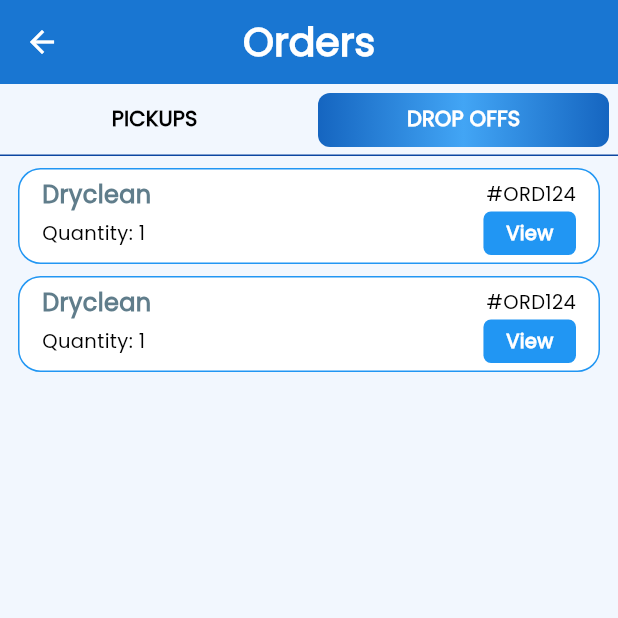
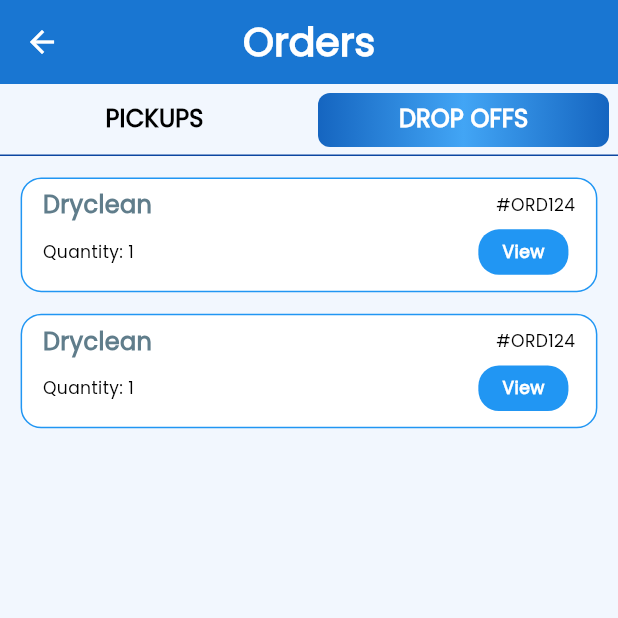
Before and after one commit to anushkagupta65/Mr-Blue, a Flutter app: the MyOrders screen opened directly, tab 2 chosen, on a phone screen of 412 x 824 dp, the top half of it. Run offline on Flutter 3.47's test engine with Material 3 defaults, Android fonts, the phone set to English and light mode, and no system bars; our stand-ins replace flutter_screenutil, fluttertoast, permission_handler, pin_code_fields, share_plus, shared_preferences; missing offline and left inert: flutter_phone_direct_caller; accounts and stored records are empty; network calls fail.

Commit message:
Made application responsive

```diff
--- a/lib/src/presentation/drawer/screens/my_orders.dart
+++ b/lib/src/presentation/drawer/screens/my_orders.dart
@@ -1,5 +1,5 @@
 import 'package:flutter/material.dart';
-import 'package:google_fonts/google_fonts.dart';
+import 'package:flutter_screenutil/flutter_screenutil.dart';
 import 'package:mr_blue/src/core/utils.dart';
 import 'package:mr_blue/src/presentation/drawer/widgets/custom_widgets.dart';
 
@@ -42,7 +42,7 @@ class _MyOrdersState extends State<MyOrders>
                 labelColor: Colors.white,
                 labelStyle: TextStyle(
                   fontWeight: FontWeight.w600,
-                  fontSize: 14,
+                  fontSize: 14.sp,
                 ),
                 unselectedLabelColor: Colors.black,
                 indicatorPadding: EdgeInsets.all(6),
@@ -135,40 +135,38 @@ class _MyOrdersState extends State<MyOrders>
                         Divider(color: Colors.blue[900], thickness: 1),
                         Expanded(
                           child: ListView.builder(
-                            itemCount: 3, // Sample data
+                            itemCount: 3,
                             itemBuilder: (BuildContext context, index) {
                               return Padding(
-                                padding: const EdgeInsets.only(
-                                  left: 12,
-                                  right: 12,
-                                  top: 8,
+                                padding: EdgeInsets.only(
+                                  left: 12.w,
+                                  right: 12.w,
+                                  top: 12.h,
                                 ),
                                 child: InkWell(
-                                  onTap: () {
-                                    // Navigate to order details
-                                  },
+                                  onTap: () {},
                                   child: Container(
                                     decoration: BoxDecoration(
                                       color: Colors.white,
                                       border: Border.all(color: Colors.blue),
-                                      borderRadius: BorderRadius.circular(15),
+                                      borderRadius: BorderRadius.circular(12.w),
                                     ),
                                     child: Column(
                                       mainAxisAlignment:
                                           MainAxisAlignment.center,
                                       children: [
                                         Padding(
-                                          padding: const EdgeInsets.symmetric(
-                                            horizontal: 15,
+                                          padding: EdgeInsets.symmetric(
+                                            horizontal: 14.w,
                                           ),
                                           child: Row(
                                             mainAxisAlignment:
                                                 MainAxisAlignment.spaceBetween,
                                             children: [
                                               Padding(
-                                                padding: const EdgeInsets.only(
-                                                  top: 10,
-                                                  bottom: 5,
+                                                padding: EdgeInsets.only(
+                                                  top: 10.h,
+                                                  bottom: 5.h,
                                                 ),
                                                 child: Column(
                                                   crossAxisAlignment:
@@ -176,52 +174,54 @@ class _MyOrdersState extends State<MyOrders>
                                                   children: [
                                                     Text(
                                                       'Dryclean',
-                                                      style:
-                                                          GoogleFonts.poppins(
+                                                      style: TextStyle(
                                                         fontWeight:
-                                                                FontWeight.w700,
-                                                            color:
-                                                                Colors.blueGrey,
-                                                            fontSize: 16,
+                                                            FontWeight.w800,
+                                                        color: Colors.blueGrey,
+                                                        fontSize: 14.sp,
                                                       ),
                                                     ),
                                                     Text(
                                                       'Amount: Rs. 500',
-                                                      style:
-                                                          GoogleFonts.poppins(
+                                                      style: TextStyle(
                                                         fontWeight:
                                                             FontWeight.w500,
                                                         color: Colors.black,
-                                                            fontSize: 13,
+                                                        fontSize: 10.sp,
                                                       ),
                                                     ),
                                                   ],
                                                 ),
                                               ),
-                                              Column(
+                                              Padding(
+                                                padding: EdgeInsets.only(
+                                                  top: 10.h,
+                                                  bottom: 5.h,
+                                                ),
+                                                child: Column(
                                                   crossAxisAlignment:
-                                                    CrossAxisAlignment.end,
+                                                      CrossAxisAlignment.start,
                                                   children: [
                                                     Text(
                                                       '#ORD123',
-                                                    style: GoogleFonts.poppins(
+                                                      style: TextStyle(
                                                         fontWeight:
                                                             FontWeight.w500,
                                                         color: Colors.black,
-                                                      fontSize: 13,
+                                                        fontSize: 10.sp,
                                                       ),
                                                     ),
-                                                  SizedBox(height: 5),
                                                     Text(
-                                                    'Quantity: 2',
-                                                    style: GoogleFonts.poppins(
+                                                      'Quantity 1',
+                                                      style: TextStyle(
                                                         fontWeight:
                                                             FontWeight.w500,
                                                         color: Colors.black,
-                                                      fontSize: 13,
+                                                        fontSize: 10.sp,
                                                       ),
                                                     ),
                                                   ],
+                                                ),
                                               ),
                                             ],
                                           ),
@@ -231,8 +231,8 @@ class _MyOrdersState extends State<MyOrders>
                                               MainAxisAlignment.spaceEvenly,
                                           children: [
                                             SizedBox(
-                                              height: 35,
-                                              width: 80,
+                                              height: 28.h,
+                                              width: 64.w,
                                               child: DecoratedBox(
                                                 decoration: BoxDecoration(
                                                   color: Colors.blue,
@@ -240,24 +240,26 @@ class _MyOrdersState extends State<MyOrders>
                                                     color: Colors.white,
                                                   ),
                                                   borderRadius:
-                                                      BorderRadius.circular(12),
+                                                      BorderRadius.circular(
+                                                        12.w,
+                                                      ),
                                                 ),
                                                 child: Center(
                                                   child: Text(
                                                     'Track',
-                                                    style: GoogleFonts.poppins(
+                                                    style: TextStyle(
                                                       fontWeight:
                                                           FontWeight.w600,
                                                       color: Colors.white,
-                                                      fontSize: 13,
+                                                      fontSize: 10.sp,
                                                     ),
                                                   ),
                                                 ),
                                               ),
                                             ),
                                             SizedBox(
-                                              height: 35,
-                                              width: 80,
+                                              height: 28.h,
+                                              width: 64.w,
                                               child: DecoratedBox(
                                                 decoration: BoxDecoration(
                                                   color: Colors.blue,
@@ -265,24 +267,26 @@ class _MyOrdersState extends State<MyOrders>
                                                     color: Colors.white,
                                                   ),
                                                   borderRadius:
-                                                      BorderRadius.circular(12),
+                                                      BorderRadius.circular(
+                                                        12.w,
+                                                      ),
                                                 ),
                                                 child: Center(
                                                   child: Text(
                                                     'Pay',
-                                                    style: GoogleFonts.poppins(
+                                                    style: TextStyle(
                                                       fontWeight:
                                                           FontWeight.w600,
                                                       color: Colors.white,
-                                                      fontSize: 13,
+                                                      fontSize: 10.sp,
                                                     ),
                                                   ),
                                                 ),
                                               ),
                                             ),
                                             SizedBox(
-                                              height: 35,
-                                              width: 80,
+                                              height: 28.h,
+                                              width: 64.w,
                                               child: DecoratedBox(
                                                 decoration: BoxDecoration(
                                                   color: Colors.blue,
@@ -290,16 +294,18 @@ class _MyOrdersState extends State<MyOrders>
                                                     color: Colors.white,
                                                   ),
                                                   borderRadius:
-                                                      BorderRadius.circular(12),
+                                                      BorderRadius.circular(
+                                                        12.w,
+                                                      ),
                                                 ),
                                                 child: Center(
                                                   child: Text(
                                                     'View',
-                                                    style: GoogleFonts.poppins(
+                                                    style: TextStyle(
                                                       fontWeight:
                                                           FontWeight.w600,
                                                       color: Colors.white,
-                                                      fontSize: 13,
+                                                      fontSize: 10.sp,
                                                     ),
                                                   ),
                                                 ),
@@ -307,7 +313,7 @@ class _MyOrdersState extends State<MyOrders>
                                             ),
                                           ],
                                         ),
-                                        SizedBox(height: 10),
+                                        SizedBox(height: 10.h),
                                       ],
                                     ),
                                   ),
@@ -316,39 +322,37 @@ class _MyOrdersState extends State<MyOrders>
                             },
                           ),
                         ),
-                        SizedBox(height: 20),
+                        SizedBox(height: 20.h),
                       ],
                     ),
                     ListView.builder(
-                      itemCount: 2, // Sample data
+                      itemCount: 2,
                       itemBuilder: (BuildContext context, index) {
                         return Padding(
-                          padding: const EdgeInsets.only(
-                            left: 12,
-                            right: 12,
-                            top: 8,
+                          padding: EdgeInsets.only(
+                            left: 12.w,
+                            right: 12.w,
+                            top: 12.h,
                           ),
                           child: InkWell(
-                            onTap: () {
-                              // Navigate to order details
-                            },
+                            onTap: () {},
                             child: Container(
                               width: double.infinity,
                               decoration: BoxDecoration(
                                 color: Colors.white,
                                 border: Border.all(color: Colors.blue),
-                                borderRadius: BorderRadius.circular(15),
+                                borderRadius: BorderRadius.circular(12.w),
                               ),
                               child: Column(
                                 mainAxisAlignment: MainAxisAlignment.center,
                                 crossAxisAlignment: CrossAxisAlignment.start,
                                 children: [
                                   Padding(
-                                    padding: const EdgeInsets.only(
-                                      top: 5,
-                                      bottom: 5,
-                                      left: 15,
-                                      right: 15,
+                                    padding: EdgeInsets.only(
+                                      top: 5.h,
+                                      bottom: 5.h,
+                                      left: 12.w,
+                                      right: 12.w,
                                     ),
                                     child: Column(
                                       crossAxisAlignment:
@@ -360,18 +364,18 @@ class _MyOrdersState extends State<MyOrders>
                                           children: [
                                             Text(
                                               'Dryclean',
-                                              style: GoogleFonts.poppins(
-                                                fontWeight: FontWeight.w700,
+                                              style: TextStyle(
+                                                fontWeight: FontWeight.w800,
                                                 color: Colors.blueGrey,
-                                                fontSize: 16,
+                                                fontSize: 14.sp,
                                               ),
                                             ),
                                             Text(
                                               '#ORD124',
-                                              style: GoogleFonts.poppins(
+                                              style: TextStyle(
                                                 fontWeight: FontWeight.w500,
                                                 color: Colors.black,
-                                                fontSize: 13,
+                                                fontSize: 10.sp,
                                               ),
                                             ),
                                           ],
@@ -382,30 +386,35 @@ class _MyOrdersState extends State<MyOrders>
                                           children: [
                                             Text(
                                               'Quantity: 1',
-                                              style: GoogleFonts.poppins(
+                                              style: TextStyle(
                                                 fontWeight: FontWeight.w500,
                                                 color: Colors.black,
-                                                fontSize: 13,
+                                                fontSize: 10.sp,
                                               ),
                                             ),
-                                            Container(
+                                            Padding(
+                                              padding: EdgeInsets.all(4.sp),
+                                              child: Container(
                                                 decoration: BoxDecoration(
                                                   color: Colors.blue,
                                                   borderRadius:
-                                                    BorderRadius.circular(5),
+                                                      BorderRadius.circular(
+                                                        12.w,
+                                                      ),
                                                 ),
                                                 child: Padding(
-                                                padding:
-                                                    const EdgeInsets.symmetric(
-                                                      horizontal: 15,
-                                                      vertical: 5,
+                                                  padding: EdgeInsets.symmetric(
+                                                    horizontal: 14.w,
+                                                    vertical: 6.h,
                                                   ),
                                                   child: Text(
                                                     'View',
-                                                  style: GoogleFonts.poppins(
-                                                    fontWeight: FontWeight.w600,
+                                                    style: TextStyle(
+                                                      fontWeight:
+                                                          FontWeight.w600,
                                                       color: Colors.white,
-                                                    fontSize: 13,
+                                                      fontSize: 10.sp,
+                                                    ),
                                                   ),
                                                 ),
                                               ),
--- a/lib/src/presentation/schedule_pickup/schedule_pickup.dart
+++ b/lib/src/presentation/schedule_pickup/schedule_pickup.dart
@@ -33,7 +33,6 @@ class _BookingScreenState extends State<BookingScreen> {
   @override
   void initState() {
     super.initState();
-    // Automatically select today's date and load time slots
     WidgetsBinding.instance.addPostFrameCallback((_) {
       onDateTap(context, currentDate, setState, userId);
     });
--- a/lib/src/presentation/schedule_pickup/screens/booking_confirmation.dart
+++ b/lib/src/presentation/schedule_pickup/screens/booking_confirmation.dart
@@ -20,8 +20,7 @@ class _ConfirmationState extends State<Confirmation> {
   @override
   Widget build(BuildContext context) {
     return Scaffold(
-      body: SafeArea(
-        child: Container(
+      body: Container(
         width: double.infinity,
         height: double.infinity,
         decoration: BoxDecoration(
@@ -111,7 +110,6 @@ class _ConfirmationState extends State<Confirmation> {
           ),
         ),
       ),
-      ),
     );
   }
 }
--- a/pubspec.yaml
+++ b/pubspec.yaml
@@ -22,7 +22,6 @@ dependencies:
   http: ^1.3.0
   intl: ^0.20.2
   flutter_animate: ^4.5.2
-  google_fonts: ^6.2.1
   geolocator: ^13.0.4
 
 dev_dependencies:
```
Also changed, not shown: lib/src/presentation/drawer/drawer.dart (+8 -8 lines), lib/src/presentation/drawer/screens/logout.dart (+6 -5 lines), lib/src/presentation/drawer/screens/my_requests.dart (+58 -53 lines), lib/src/presentation/drawer/widgets/custom_widgets.dart (+5 -4 lines), lib/src/presentation/home/bottom_navigation.dart (+5 -5 lines), lib/src/presentation/home/home_screen.dart (+6 -11 lines), lib/src/presentation/setting/screens/add_address.dart (+9 -14 lines), lib/src/presentation/setting/screens/addresses.dart (+54 -41 lines), lib/src/presentation/setting/screens/profile.dart (+38 -24 lines), lib/src/presentation/setting/settings.dart (+31 -15 lines), pubspec.lock. Lines whose indentation alone changed are shown as unchanged.
